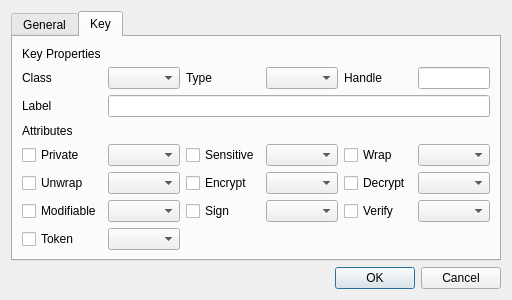
Old version of the form HsmMan/unwrap_key_dlg.ui in the repository jykim74/CryptokiMan.
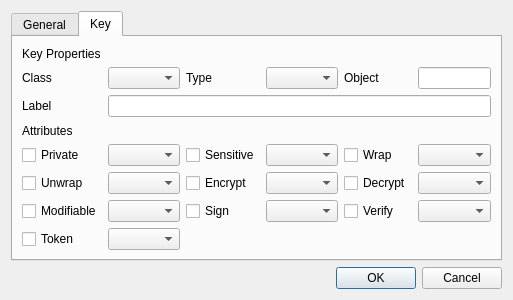
New version of the form. The open tabs and pages were chosen to show the change.

Patch:
```diff
--- a/HsmMan/unwrap_key_dlg.ui
+++ b/HsmMan/unwrap_key_dlg.ui
@@ -6,7 +6,7 @@
    <rect>
     <x>0</x>
     <y>0</y>
-    <width>400</width>
+    <width>513</width>
     <height>300</height>
    </rect>
   </property>
@@ -176,7 +176,7 @@
        <item row="1" column="4">
         <widget class="QLabel" name="label_17">
          <property name="text">
-          <string>Handle</string>
+          <string>Object</string>
          </property>
         </widget>
        </item>
```
Left out of the diff: 68 changed lines with no effect on the pictures.
